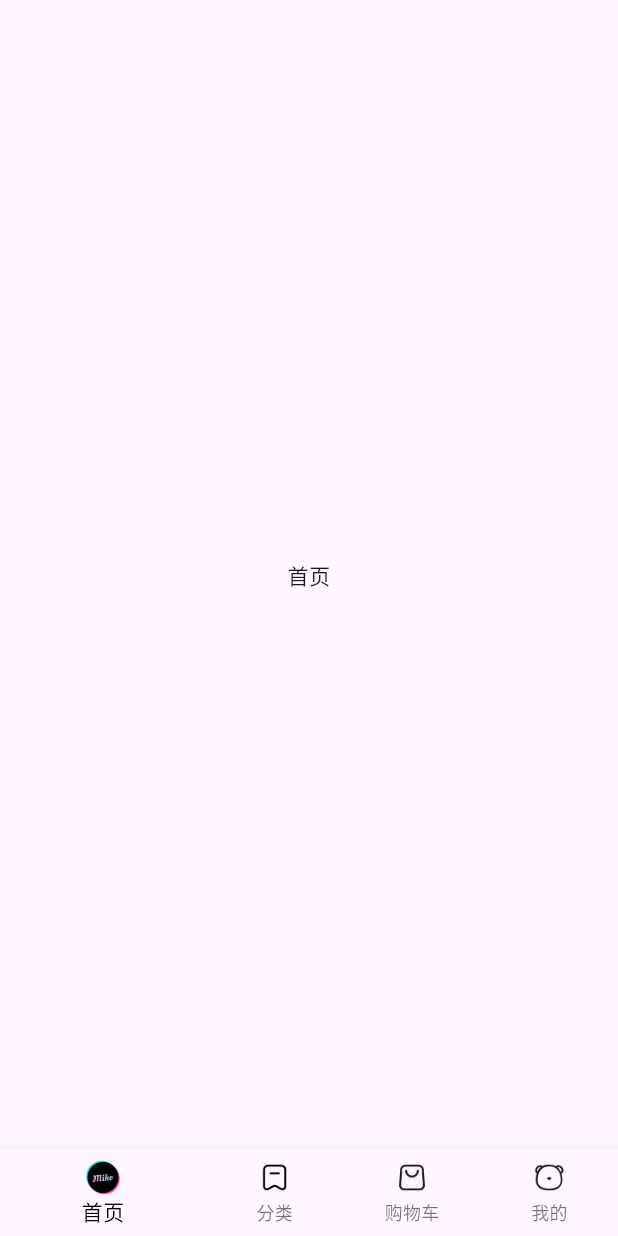
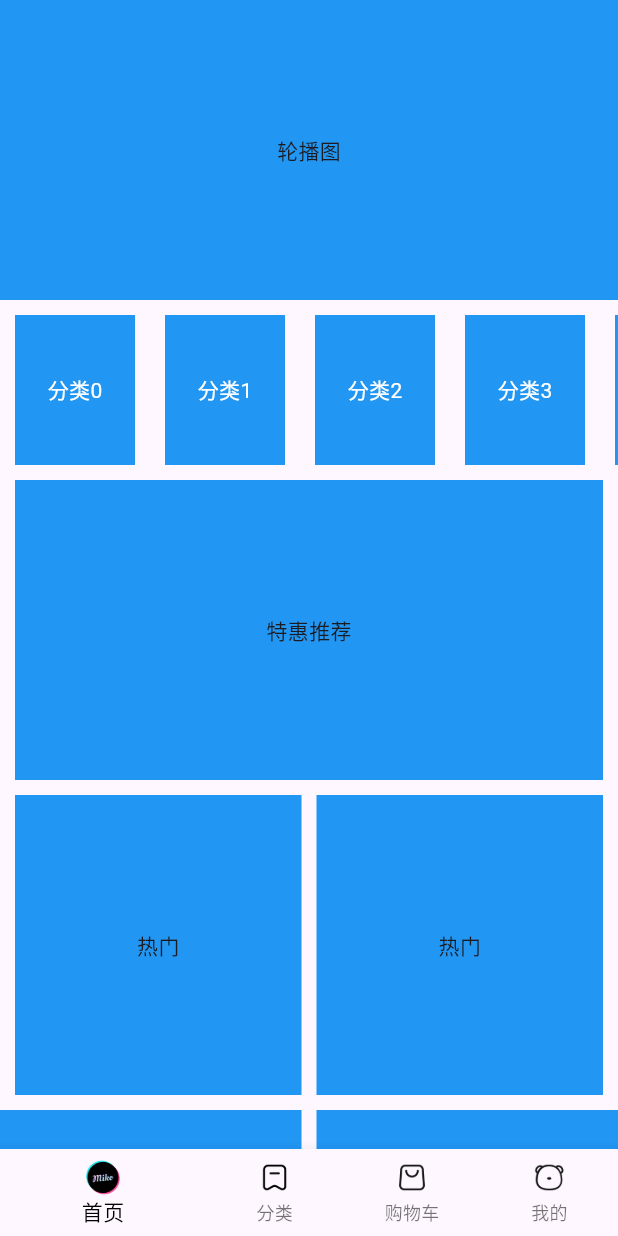
Before and after one commit to qingwajiao/flutter-pro-me-shop, a Flutter app: the screen it shows after launch, on a phone screen of 412 x 824 dp. Run offline on Flutter 3.47's test engine with Material 3 defaults, Android fonts, the phone set to English and light mode, and no system bars.

Commit message:
完成首页基础布局

```diff
--- /dev/null
+++ b/lib/components/Home/HmCategory.dart
@@ -0,0 +1,37 @@
+import 'package:flutter/material.dart';
+
+class HmCategory extends StatefulWidget{
+  const HmCategory({super.key});
+
+  @override
+  State<StatefulWidget> createState() => _HmCategoryState();
+
+}
+
+// ignore: camel_case_types
+class _HmCategoryState extends State<HmCategory> {
+
+  @override
+  Widget build(BuildContext context) {
+  // return ListView();
+    // 返回一个横向滚动的组件
+    return SizedBox(
+      height: 100,
+      child: ListView.builder(
+        scrollDirection: Axis.horizontal,
+        itemCount: 10,
+        itemBuilder: (BuildContext context, int index) {
+          return Container(
+            alignment: Alignment.center,
+            width: 80,
+            height: 100,
+            color: Colors.blue,
+            child: Text("分类$index", style: TextStyle(color: Colors.white)),
+            margin: EdgeInsets.symmetric(horizontal: 10),
+          );
+        },
+      ),
+    );
+
+}
+}
--- /dev/null
+++ b/lib/components/Home/HmHot.dart
@@ -0,0 +1,23 @@
+import 'package:flutter/material.dart';
+
+class HmHot extends StatefulWidget{
+  const HmHot({super.key});
+
+  @override
+  State<StatefulWidget> createState() => _HmHotState();
+
+}
+
+// ignore: camel_case_types
+class _HmHotState extends State<HmHot> {
+  @override
+  Widget build(BuildContext context) {
+    return Container(
+      alignment: Alignment.center, // 纵向居中
+      height: 200,
+      color: Colors.blue,
+      child: Center(child: Text("热门"),
+      ),
+    );
+}
+}
--- /dev/null
+++ b/lib/components/Home/HmMoreList.dart
@@ -0,0 +1,32 @@
+import 'package:flutter/material.dart';
+
+class HmMorelist extends StatefulWidget{
+  const HmMorelist({super.key});
+
+  @override
+  State<StatefulWidget> createState() => _HmMorelistState();
+
+}
+
+// ignore: camel_case_types
+class _HmMorelistState extends State<HmMorelist> {
+  @override
+  Widget build(BuildContext context) {
+    return SliverGrid.builder(
+      itemCount: 50,
+      gridDelegate: SliverGridDelegateWithFixedCrossAxisCount(
+        crossAxisCount: 2,
+        mainAxisSpacing: 10,
+        crossAxisSpacing: 10,
+        // childAspectRatio: 0.75, // 宽高比
+      ),
+      itemBuilder: (context, index) {
+        return Container(
+            alignment: Alignment.center,
+            color: Colors.blue,
+            child: Text("$index 号商品",style: TextStyle(color: Colors.white),),
+        );
+      },
+    );
+}
+}
--- /dev/null
+++ b/lib/components/Home/HmSlider.dart
@@ -0,0 +1,23 @@
+import 'package:flutter/material.dart';
+
+class HmSlider extends StatefulWidget{
+  const HmSlider({super.key});
+
+  @override
+  State<StatefulWidget> createState() => _HmSliderState();
+
+}
+
+// ignore: camel_case_types
+class _HmSliderState extends State<HmSlider> {
+  @override
+  Widget build(BuildContext context) {
+    return Container(
+      alignment: Alignment.center, // 纵向居中
+      height: 200,
+      color: Colors.blue,
+      child: Center(child: Text("轮播图"),
+      ),
+    );
+}
+}
--- /dev/null
+++ b/lib/components/Home/HmSuggestion.dart
@@ -0,0 +1,23 @@
+import 'package:flutter/material.dart';
+
+class HmSuggestion extends StatefulWidget{
+  const HmSuggestion({super.key});
+
+  @override
+  State<StatefulWidget> createState() => _HmSuggestionState();
+
+}
+
+// ignore: camel_case_types
+class _HmSuggestionState extends State<HmSuggestion> {
+  @override
+  Widget build(BuildContext context) {
+    return Container(
+      alignment: Alignment.center, // 纵向居中
+      height: 200,
+      color: Colors.blue,
+      child: Center(child: Text("特惠推荐"),
+      ),
+    );
+}
+}
--- a/lib/pages/Home/index.dart
+++ b/lib/pages/Home/index.dart
@@ -1,4 +1,9 @@
 import 'package:flutter/material.dart';
+import 'package:me_shop/components/Home/HmCategory.dart';
+import 'package:me_shop/components/Home/HmHot.dart';
+import 'package:me_shop/components/Home/HmMoreList.dart';
+import 'package:me_shop/components/Home/HmSlider.dart';
+import 'package:me_shop/components/Home/HmSuggestion.dart';
 
 class HmoeView extends StatefulWidget{
   const HmoeView({super.key});
@@ -10,11 +15,58 @@
 
 // ignore: camel_case_types
 class _hmoeViewState extends State<HmoeView> {
+
+  List<Widget> _getHomeChildren(){
+    return <Widget>[
+      SliverToBoxAdapter(
+        child: HmSlider(),
+      ),
+
+      SliverToBoxAdapter(
+        child: SizedBox(height: 10,),
+      ),
+      SliverToBoxAdapter(
+        child: HmCategory(),
+      ),
+      SliverToBoxAdapter(
+        child: SizedBox(height: 10,),
+      ),
+
+      SliverToBoxAdapter(
+        child: Padding(
+          padding:EdgeInsetsGeometry.symmetric(horizontal: 10), // 水平内边距10
+          child: HmSuggestion()
+        ),
+      ),
+
+      SliverToBoxAdapter(
+        child: SizedBox(height: 10,),
+      ),
+
+      SliverToBoxAdapter(
+        child: Padding(
+          padding:EdgeInsetsGeometry.symmetric(horizontal: 10), // 水平内边距10
+          child:Flex(
+          direction: Axis.horizontal, // 水平方向
+          children: [
+            Expanded(child: HmHot()),
+            SizedBox(width: 10,),
+            Expanded(child: HmHot()),
+          ],
+          ),),
+      ),
+      SliverToBoxAdapter(
+        child: SizedBox(height: 10,),
+      ),
+
+      HmMorelist(),
+
+    ];
+  }
   @override
   Widget build(BuildContext context) {
-    return Scaffold(
-      body: Center(child: Text("首页"),
-      ),
+    return CustomScrollView(
+      slivers: _getHomeChildren(),
     );
   }
 
```
Also changed, not shown: lib/main.dart (line endings or trailing spaces).
